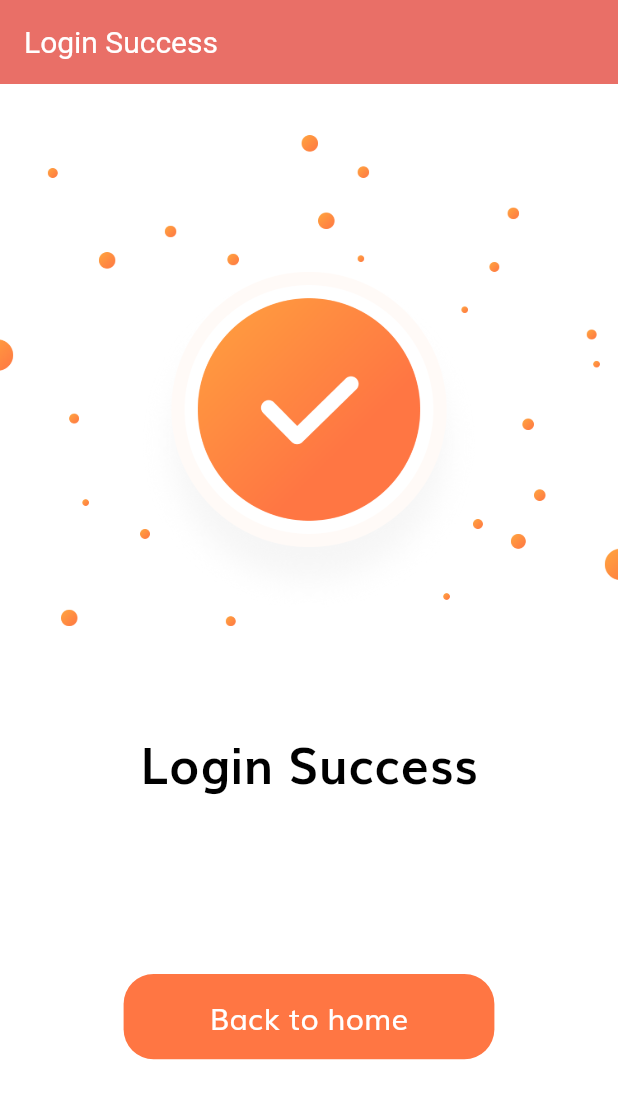
After one commit to shaikhmoin/FlutterSample, a Flutter app: the SignInScreen screen opened by its route, after a tap on "Continue", on a phone screen of 412 x 824 dp. The commit adds this screen. Shown: the top 1099 px of the screen. Run offline on Flutter 3.47's test engine with Material 2 defaults, Android fonts, the phone set to English and light mode, and no system bars; our stand-ins replace flutter_svg; Roboto replaces fonts that are missing (OpenSans).

Commit message:
Login success UI completed

```diff
--- a/firstfluttervscodeproj/lib/components/no_account_text.dart
+++ b/firstfluttervscodeproj/lib/components/no_account_text.dart
@@ -1,5 +1,4 @@
 import 'package:firstfluttervscodeproj/constants.dart';
-import 'package:firstfluttervscodeproj/screens/forgotpassword/forgot_password_screen.dart';
 import 'package:firstfluttervscodeproj/size_config.dart';
 import 'package:flutter/material.dart';
 
--- /dev/null
+++ b/firstfluttervscodeproj/lib/helper/keyboard.dart
@@ -0,0 +1,10 @@
+import 'package:flutter/cupertino.dart';
+
+class KeyboardUtil {
+  static void hideKeyboard(BuildContext context) {
+    FocusScopeNode currentFocus = FocusScope.of(context);
+    if (!currentFocus.hasPrimaryFocus) {
+      currentFocus.unfocus();
+    }
+  }
+}
--- a/firstfluttervscodeproj/lib/routes.dart
+++ b/firstfluttervscodeproj/lib/routes.dart
@@ -1,6 +1,7 @@
 // ignore_for_file: prefer_const_constructors
 
 import 'package:firstfluttervscodeproj/screens/forgotpassword/forgot_password_screen.dart';
+import 'package:firstfluttervscodeproj/screens/loginsuccess/login_success_screen.dart';
 import 'package:firstfluttervscodeproj/screens/signIn/sign_in_screen.dart';
 import 'package:firstfluttervscodeproj/screens/splash/splash_screen.dart';
 import 'package:flutter/widgets.dart';
@@ -11,4 +12,5 @@ final Map<String, WidgetBuilder> routes = {
   SplashScreen.routeName: (context) => SplashScreen(),
   SignInScreen.routeName: (context) => SignInScreen(),
   ForgotPasswordScreen.routeName: (context) => ForgotPasswordScreen(),
+  LoginSuccessScreen.routeName: (context) => LoginSuccessScreen(),
 };
--- a/firstfluttervscodeproj/lib/screens/SignIn/components/sign_form.dart
+++ b/firstfluttervscodeproj/lib/screens/SignIn/components/sign_form.dart
@@ -3,7 +3,9 @@
 import 'package:firstfluttervscodeproj/components/custom_surfix_icon.dart';
 import 'package:firstfluttervscodeproj/components/default_button.dart';
 import 'package:firstfluttervscodeproj/constants.dart';
+import 'package:firstfluttervscodeproj/helper/keyboard.dart';
 import 'package:firstfluttervscodeproj/screens/forgotpassword/forgot_password_screen.dart';
+import 'package:firstfluttervscodeproj/screens/loginsuccess/login_success_screen.dart';
 import 'package:firstfluttervscodeproj/size_config.dart';
 import 'package:flutter/material.dart';
 
@@ -42,7 +44,8 @@ class _SignFormState extends State<SignForm> {
               Text("Remember me"),
               Spacer(),
               GestureDetector(
-                onTap: () => Navigator.pushNamed(context, ForgotPasswordScreen.routeName),
+                onTap: () => Navigator.pushNamed(
+                    context, ForgotPasswordScreen.routeName),
                 child: Text(
                   "Forgot Password?",
                   style: TextStyle(decoration: TextDecoration.underline),
@@ -51,10 +54,15 @@ class _SignFormState extends State<SignForm> {
             ],
           ),
           SizedBox(height: getProportionateScreenHeight(20)),
-          DefaultButton(
+           DefaultButton(
             text: "Continue",
-            // press: () => Navigator.pushNamed(context, SignInScreen.routeName),
-          )
+            press: () {
+                // if all are valid then go to success screen
+                KeyboardUtil.hideKeyboard(context);
+                Navigator.pushNamed(context, LoginSuccessScreen.routeName);
+
+            },
+          ),
         ],
       ),
     );
--- a/firstfluttervscodeproj/lib/screens/forgotpassword/forgot_password_screen.dart
+++ b/firstfluttervscodeproj/lib/screens/forgotpassword/forgot_password_screen.dart
@@ -1,7 +1,6 @@
 // ignore_for_file: prefer_const_constructors
 
 import 'package:firstfluttervscodeproj/screens/forgotpassword/components/body.dart';
-import 'package:firstfluttervscodeproj/screens/splash/components/body.dart';
 import 'package:flutter/material.dart';
 
 class ForgotPasswordScreen extends StatefulWidget {
@@ -22,7 +21,8 @@ class _ForgotPasswordScreenState extends State<ForgotPasswordScreen> {
         leading: InkWell(onTap:(){
             FocusManager.instance.primaryFocus?.unfocus();
             Navigator.of(context).pop();
-        },child: Icon(Icons.arrow_back)),
+        }
+        ,child: Icon(Icons.arrow_back)),
       ),
       body: BodyForgotPassword(),
     );
--- /dev/null
+++ b/firstfluttervscodeproj/lib/screens/loginsuccess/components/body.dart
@@ -0,0 +1,42 @@
+// ignore_for_file: prefer_const_constructors
+
+import 'package:firstfluttervscodeproj/components/default_button.dart';
+import 'package:firstfluttervscodeproj/size_config.dart';
+import 'package:flutter/material.dart';
+
+class BodyLoginSuccess extends StatelessWidget {
+  const BodyLoginSuccess({super.key});
+
+  @override
+  Widget build(BuildContext context) {
+        return Column(
+      children: [
+        SizedBox(height: SizeConfig.screenHeight * 0.04),
+        Image.asset(
+          "assets/images/success.png",
+          height: SizeConfig.screenHeight * 0.4, //40%
+        ),
+        SizedBox(height: SizeConfig.screenHeight * 0.08),
+        Text(
+          "Login Success",
+          style: TextStyle(
+            fontSize: getProportionateScreenWidth(30),
+            fontWeight: FontWeight.bold,
+            color: Colors.black,
+          ),
+        ),
+        Spacer(),
+        SizedBox(
+          width: SizeConfig.screenWidth * 0.6,
+          child: DefaultButton(
+            text: "Back to home",
+            press: () {
+              //Navigator.pushNamed(context, HomeScreen.routeName);
+            },
+          ),
+        ),
+        Spacer(),
+      ],
+    );
+  }
+}
--- /dev/null
+++ b/firstfluttervscodeproj/lib/screens/loginsuccess/login_success_screen.dart
@@ -0,0 +1,19 @@
+// ignore_for_file: prefer_const_constructors, use_key_in_widget_constructors
+
+import 'package:firstfluttervscodeproj/screens/loginsuccess/components/body.dart';
+import 'package:flutter/material.dart';
+
+class LoginSuccessScreen extends StatelessWidget {
+  static String routeName = "/login_success";
+
+  @override
+  Widget build(BuildContext context) {
+    return Scaffold(
+      appBar: AppBar(
+        automaticallyImplyLeading: false,
+        title: Text("Login Success"),
+      ),
+      body: BodyLoginSuccess(),
+    );
+  }
+}
```
